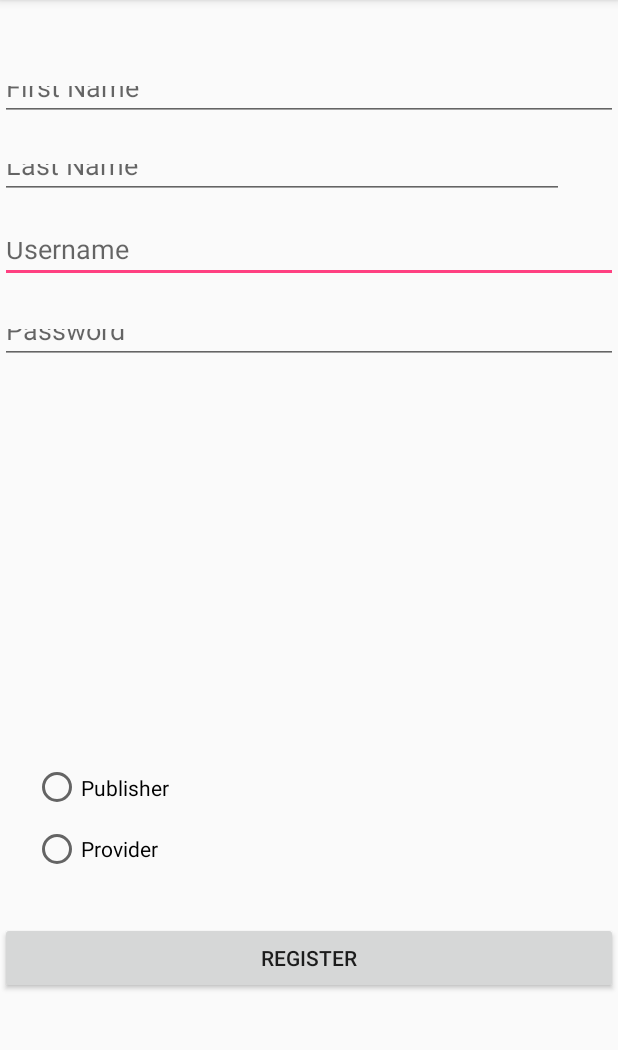
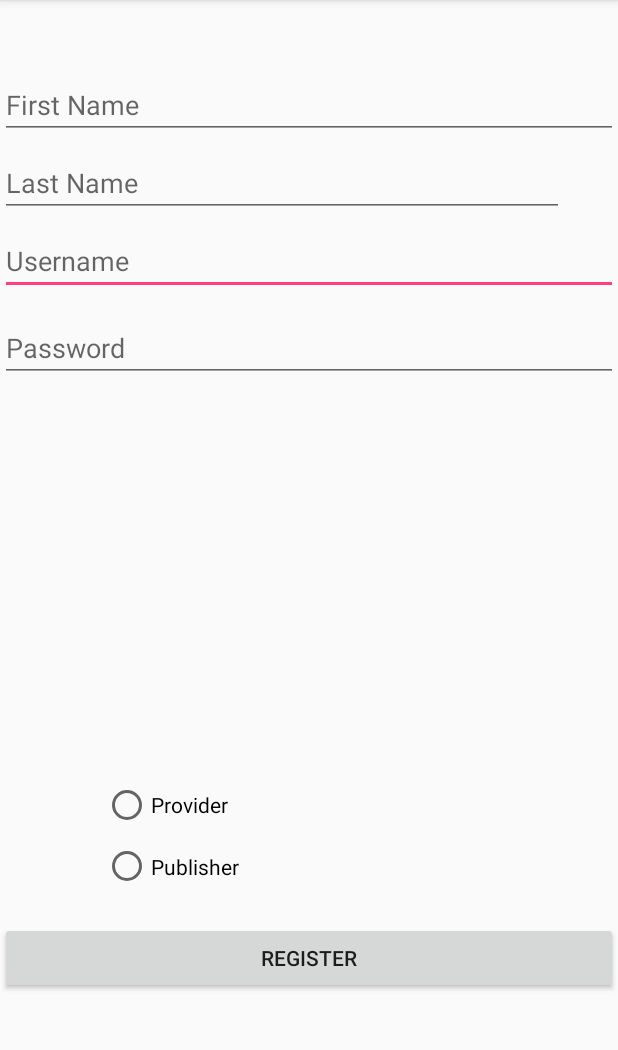
Before and after one commit to tichodus/TypeUp, an Android app: the screen it shows after launch (RegisterActivity), after a tap on "Register", on a phone screen of 412 x 824 dp, the part 84-1134 px from its top. Run offline under Robolectric (Android 15) with nearby library versions, the light colour scheme and no system bars; our stand-ins replace Firebase (no records; nobody signed in at launch, a user with empty details on screens opened directly).

Commit message:
feat(workUp): Beta release

```diff
--- a/app/src/main/java/com/example/stefan/workup/LoginActivity.java
+++ b/app/src/main/java/com/example/stefan/workup/LoginActivity.java
@@ -64,6 +64,7 @@ public class LoginActivity extends AppCompatActivity {
                                 editor.putString("firstname",user.getFirstname());
                                 editor.putString("lastname",user.getLastname());
                                 editor.putString("type", user.getType().toString());
+                                editor.putString("jobsDone", String.valueOf(user.getJobsDone()));
                                 editor.apply();
                                 Intent intent = new Intent(LoginActivity.this, MainActivity.class);
                                 startActivity(intent);
--- a/app/src/main/java/com/example/stefan/workup/MainActivity.java
+++ b/app/src/main/java/com/example/stefan/workup/MainActivity.java
@@ -36,7 +36,7 @@ public class MainActivity extends AppCompatActivity {
     private MapFragment mapFragment;
     private JobsFragment jobsFragment;
     private CreateJobFragment createJobFragment;
-
+    Bundle bundle;
 
     private DatabaseReference dbRef;
     private Jobs jobsList;
@@ -59,7 +59,7 @@ public class MainActivity extends AppCompatActivity {
         createJobFragment = new CreateJobFragment();
 
 
-        Bundle bundle = new Bundle();
+        bundle = new Bundle();
         bundle.putSerializable("234", loggedUser);
         profileFragment.setArguments(bundle);
         setFragment(profileFragment);
@@ -94,10 +94,10 @@ public class MainActivity extends AppCompatActivity {
     }
 
     private void setJobsFragment() {
+        jobsFragment.setArguments(bundle);
         switch(loggedUser.getType()){
             case PROVIDER:
                 jobsFragment.setJobs(jobsList);
-                jobsFragment.setUser(loggedUser);
                 setFragment(jobsFragment);
                 break;
             case PUBLISHER:
--- a/app/src/main/java/com/example/stefan/workup/services/UserService.java
+++ b/app/src/main/java/com/example/stefan/workup/services/UserService.java
@@ -13,7 +13,7 @@ public class UserService {
         String lastname = preference.getString("lastname","");
         String type = preference.getString("type","");
         String id = preference.getString("id","");
-
+        int jobsDone = Integer.parseInt(preference.getString("jobsDone",""));
         UserType userType;
 
        if(type.equals(UserType.PUBLISHER.toString()))
@@ -21,6 +21,8 @@ public class UserService {
        else
            userType = UserType.PROVIDER;
 
-        return new User(id,firstname,lastname,username,"",userType);
+       User user = new User(id,firstname,lastname,username,"",userType);
+       user.setJobsDone(jobsDone);
+       return user;
     }
 }
--- a/app/src/main/res/layout/activity_register.xml
+++ b/app/src/main/res/layout/activity_register.xml
@@ -9,7 +9,7 @@
     <EditText
         android:id="@+id/etUsername"
         android:layout_width="match_parent"
-        android:layout_height="37dp"
+        android:layout_height="wrap_content"
         android:layout_alignParentStart="true"
         android:layout_alignParentTop="true"
         android:layout_marginTop="151dp"
@@ -23,7 +23,7 @@
     <EditText
         android:id="@+id/etLastname"
         android:layout_width="376dp"
-        android:layout_height="33dp"
+        android:layout_height="wrap_content"
         android:layout_alignParentStart="true"
         android:layout_alignParentTop="true"
         android:layout_marginTop="99dp"
@@ -39,7 +39,7 @@
     <EditText
         android:id="@+id/etPassword"
         android:layout_width="match_parent"
-        android:layout_height="33dp"
+        android:layout_height="wrap_content"
         android:layout_alignParentEnd="true"
         android:layout_alignParentTop="true"
         android:layout_marginTop="209dp"
@@ -55,7 +55,7 @@
     <EditText
         android:id="@+id/etFirstname"
         android:layout_width="match_parent"
-        android:layout_height="33dp"
+        android:layout_height="wrap_content"
         android:layout_alignParentStart="true"
         android:layout_alignParentTop="true"
         android:layout_marginTop="47dp"
@@ -84,9 +84,15 @@
         android:layout_width="343dp"
         android:layout_height="82dp"
         android:layout_alignParentBottom="true"
-        android:layout_alignParentStart="true"
-        android:layout_marginBottom="184dp"
-        android:layout_marginStart="22dp">
+        android:layout_alignParentEnd="true"
+        android:layout_marginBottom="167dp">
+
+        <RadioButton
+            android:id="@+id/rbProvider"
+            android:layout_width="wrap_content"
+            android:layout_height="wrap_content"
+            android:layout_weight="1"
+            android:text="Provider" />
 
         <RadioButton
             android:id="@+id/rbPublisher"
@@ -95,13 +101,6 @@
             android:layout_weight="1"
             android:text="Publisher" />
 
-        <RadioButton
-            android:id="@+id/rbProvider"
-            android:layout_width="wrap_content"
-            android:layout_height="wrap_content"
-            android:layout_weight="1"
-            android:text="Provider" />
-
     </RadioGroup>
 
 </RelativeLayout>
```
Also changed, not shown: app/src/main/java/com/example/stefan/workup/JobDetails.java (+175 -26 lines), app/src/main/java/com/example/stefan/workup/JobsFragment.java (+19 -0 lines), app/src/main/res/layout/activity_job_details.xml (+43 -9 lines), app/src/main/res/layout/fragment_create_job.xml (+3 -12 lines).
